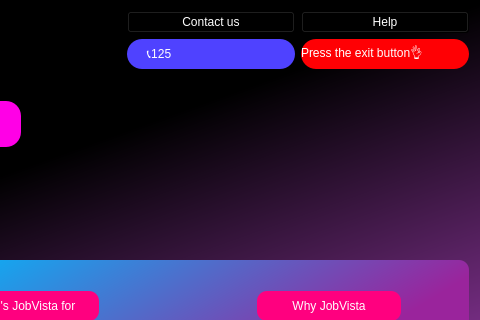
The window that splash.ui (Abeh995/JobVista) describes before a commit, drawn with Qt 5; both pictures show x 787 to 1267 and y 0 to 320 of the 1267 by 555 pixel window.
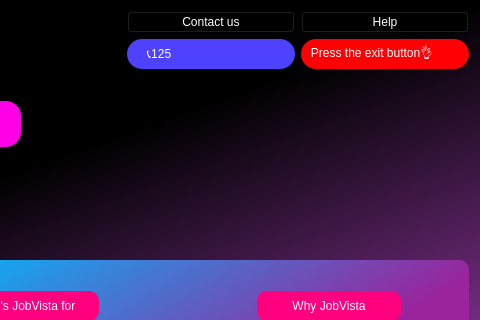
The same window after the commit. Icons and pictures are not drawn.

Diff of the .ui file:
```diff
--- a/splash.ui
+++ b/splash.ui
@@ -23,7 +23,7 @@
    <string notr="true">background-color: rgb(255, 255, 255);
 background-color: qlineargradient(spread:pad, x1:0.514, y1:0.403318, x2:1, y2:0.994, stop:0 rgba(0, 0, 0, 255), stop:1 rgba(199, 76, 221, 255));</string>
   </property>
-  <layout class="QGridLayout" name="gridLayout">
+  <layout class="QGridLayout" name="gridLayout" columnstretch="0,0,0,0,0,0">
    <item row="5" column="1">
     <spacer name="horizontalSpacer_12">
      <property name="orientation">
@@ -97,7 +97,7 @@
 border-radius: 15px;</string>
      </property>
      <property name="text">
-      <string>Press the exit button👌</string>
+      <string>   Press the exit button👌</string>
      </property>
     </widget>
    </item>
```
